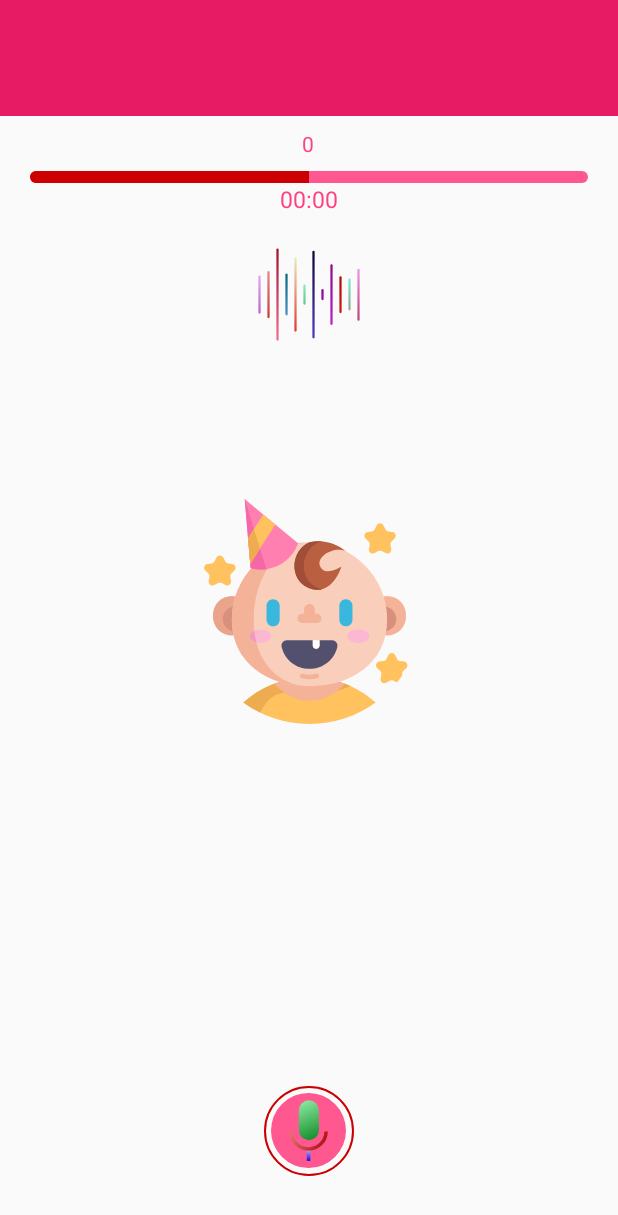
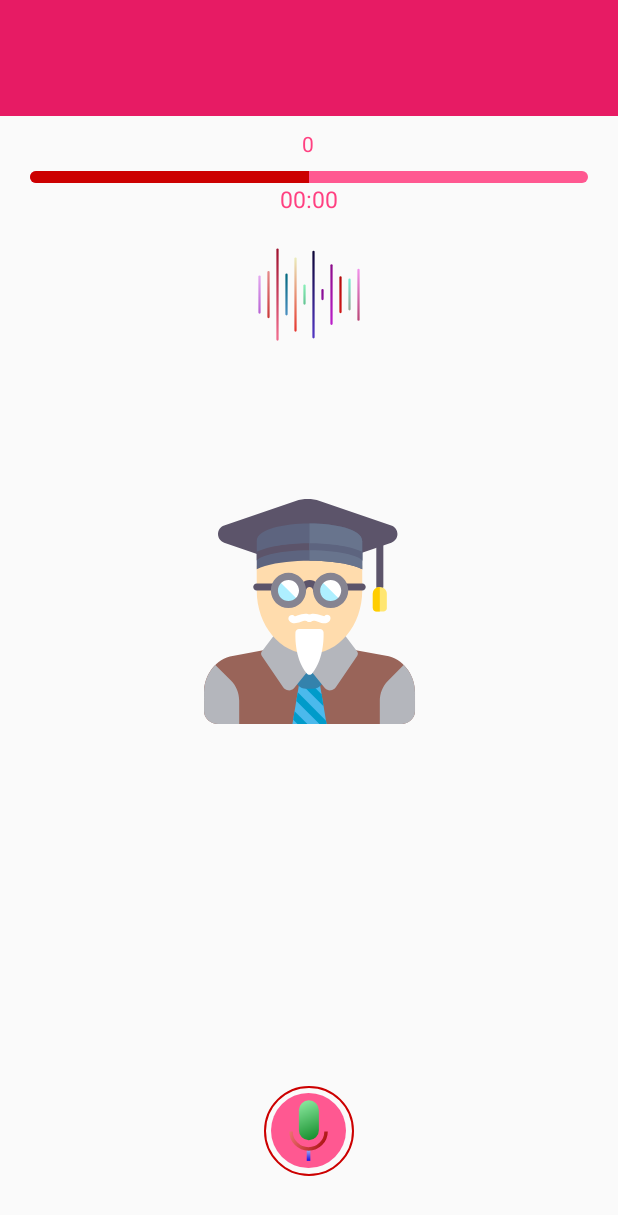
Before and after one commit to aaaking/AudioShift, an Android app: the layout app_bar_main.xml on its own in the app's theme, with its tools: preview values and no code run, on a phone screen of 412 x 824 dp. Shown: the top 1215 px of the screen. Run offline under Robolectric (Android 15) with nearby library versions, the phone set to English and light mode, and no system bars.

Commit message:
aged vector

```diff
--- /dev/null
+++ b/app/src/main/res/drawable/aged.xml
@@ -0,0 +1,34 @@
+<vector android:height="150dp" android:viewportHeight="511.872"
+    android:viewportWidth="511.872" android:width="150dp" xmlns:android="http://schemas.android.com/apk/res/android">
+    <path android:fillColor="#996459" android:pathData="M436.5,358l-75,-14c-0.5,-0.1 -1,-0.1 -1.5,-0.1h-208c-0.5,0 -1,0 -1.5,0.1l-75.7,14.2c-38.6,10.8 -58.8,48.8 -58.8,80.8v43.8c0,16 14.4,29 32,29h416c17.6,0 32,-13 32,-29v-43.8C495.9,407 475.7,369 436.5,358z"/>
+    <path android:fillColor="#4BB9EC" android:pathData="M294.7,511.9l-14.9,-89.3c-0.6,-3.9 -4,-6.7 -7.9,-6.7h-32c-3.9,0 -7.3,2.8 -7.9,6.7l-14.9,89.3L294.7,511.9L294.7,511.9z"/>
+    <path android:fillColor="#009BCA" android:pathData="M239.9,415.9c-2,0 -3.9,0.8 -5.3,2.1l53.3,53.4l-4.5,-27.2l-28.3,-28.3H239.9z"/>
+    <path android:fillColor="#3482AC" android:pathData="M287.9,376c-0,-4.4 -3.6,-8 -8,-8h-40c-3,0 -5.8,1.7 -7.2,4.4l-8,16c-0.6,1.1 -0.9,2.4 -0.8,3.6l0.1,15.8c0,13.2 10.8,24 24,24h16c13.2,0 24,-10.8 24,-24L287.9,376z"/>
+    <path android:fillColor="#B4B6BC" android:pathData="M259.8,345.1l-71.9,-40.2c-3.5,-2 -7.9,-1 -10.3,2.2l-30.2,40c-2.1,2.7 -2.2,6.5 -0.2,9.3l48.8,72c2.7,4 7,6.5 11.7,6.9c0.5,0 1,0.1 1.5,0.1c4.2,0 8.3,-1.7 11.3,-4.7c0.2,-0.2 0.4,-0.4 0.6,-0.6l33.1,-41.2c0.4,-0.4 0.7,-0.9 0.9,-1.4l7.9,-15.8c0.6,-1.1 0.9,-2.3 0.9,-3.6v-16C263.9,349.1 262.3,346.5 259.8,345.1z"/>
+    <path android:fillColor="#B4B6BC" android:pathData="M252,345.1l71.9,-40.2c3.5,-2 7.9,-1 10.3,2.2l30.2,40c2.1,2.7 2.2,6.5 0.2,9.3l-48.8,72c-2.7,4 -7,6.5 -11.7,6.9c-0.5,0 -1,0.1 -1.5,0.1c-4.2,0 -8.3,-1.7 -11.3,-4.7c-0.2,-0.2 -0.4,-0.4 -0.6,-0.6l-33.1,-41.2c-0.4,-0.4 -0.7,-0.9 -0.9,-1.4l-7.9,-15.8c-0.6,-1.1 -0.9,-2.3 -0.9,-3.6v-16C247.9,349.1 249.5,346.5 252,345.1z"/>
+    <path android:fillColor="#FFDCAD" android:pathData="M367.9,152l-15.8,-16c0,0 -54.2,-14.7 -168.2,0l-48,16c0,11 0,17.5 0,56c0,79.5 53.7,144 120,144s120,-64.5 120,-144c0,-12.9 0,-37.5 0,-56C373.8,154.3 367.9,152 367.9,152z"/>
+    <path android:fillColor="#AEEFFF" android:pathData="M207.7,208m-32,0a32,32 0,1 1,64 0a32,32 0,1 1,-64 0"/>
+    <path android:fillColor="#FFFFFF" android:pathData="M207.9,176c-8.8,0 -16.7,3.5 -22.5,9.3l45.2,45.2c5.7,-5.8 9.3,-13.7 9.3,-22.5C239.9,190.4 225.6,176 207.9,176z"/>
+    <path android:fillColor="#AEEFFF" android:pathData="M303.7,208m-32,0a32,32 0,1 1,64 0a32,32 0,1 1,-64 0"/>
+    <path android:fillColor="#FFFFFF" android:pathData="M303.9,176c-8.8,0 -16.7,3.5 -22.5,9.3l45.2,45.2c5.7,-5.8 9.3,-13.7 9.3,-22.5C335.9,190.4 321.6,176 303.9,176z"/>
+    <path android:fillColor="#5C546A" android:pathData="M272.1,216c-4.4,0 -8,-3.6 -8,-8c0,-4.4 -3.6,-8 -8,-8s-8,3.6 -8,8c0,4.4 -3.6,8 -8,8s-8,-3.6 -8,-8c0,-13.2 10.8,-24 24,-24c13.2,0 24,10.8 24,24C280.1,212.5 276.5,216 272.1,216z"/>
+    <path android:fillColor="#5C546A" android:pathData="M176.1,208h-40.2c-4.4,0 -8,-3.6 -8,-8s3.6,-8 8,-8h40.2c4.4,0 8,3.6 8,8S180.5,208 176.1,208z"/>
+    <path android:fillColor="#5C546A" android:pathData="M375.9,208h-39.8c-4.4,0 -8,-3.6 -8,-8s3.6,-8 8,-8h39.8c4.4,0 8,3.6 8,8S380.3,208 375.9,208z"/>
+    <path android:fillColor="#868491" android:pathData="M208.1,248c-22.1,0 -40,-17.9 -40,-40s17.9,-40 40,-40s40,17.9 40,40S230.2,248 208.1,248zM208.1,184c-13.2,0 -24,10.8 -24,24s10.8,24 24,24s24,-10.8 24,-24C232.1,194.8 221.3,184 208.1,184z"/>
+    <path android:fillColor="#868491" android:pathData="M304.1,248c-22.1,0 -40,-17.9 -40,-40s17.9,-40 40,-40s40,17.9 40,40S326.2,248 304.1,248zM304.1,184c-13.2,0 -24,10.8 -24,24s10.8,24 24,24s24,-10.8 24,-24C328.1,194.8 317.3,184 304.1,184z"/>
+    <path android:fillColor="#FFFFFF" android:pathData="M221.8,282.6c-4.3,0 -8.6,-1.4 -12.1,-5.7c-2.8,-3.4 -2.3,-8.5 1.2,-11.3c3.4,-2.8 8.5,-2.3 11.3,1.2c0.8,0.1 5.1,-1.4 7.9,-2.3c8.4,-2.9 19.8,-6.8 30.5,0.9c3.6,2.6 4.4,7.6 1.9,11.2c-2.6,3.6 -7.6,4.4 -11.2,1.9c-3.7,-2.7 -8.6,-1.3 -16.1,1.3C231.2,281 226.5,282.6 221.8,282.6z"/>
+    <path android:fillColor="#FFFFFF" android:pathData="M290,282.6c-4.7,0 -9.4,-1.6 -13.4,-3c-7.5,-2.6 -12.4,-3.9 -16.1,-1.3c-3.6,2.6 -8.6,1.7 -11.2,-1.9c-2.6,-3.6 -1.7,-8.6 1.9,-11.2c10.7,-7.6 22.1,-3.7 30.5,-0.9c2.8,1 7,2.5 8.3,2.1c2.8,-3.4 7.6,-3.8 11,-1.1c3.4,2.8 3.7,7.9 1,11.4C298.6,281.2 294.4,282.6 290,282.6z"/>
+    <path android:fillColor="#FFFFFF" android:pathData="M287.9,303.4c-0.3,-4.2 -3.8,-7.5 -8,-7.5h-47.9c-4.2,0 -7.7,3.3 -8,7.5c-0.1,2.4 -3.4,59 25.8,93.7c1.5,1.8 3.8,2.8 6.1,2.8s4.6,-1 6.1,-2.8C291.2,362.4 288,305.8 287.9,303.4z"/>
+    <path android:fillColor="#5C546A" android:pathData="M415.9,207.9c-4.4,0 -8,-3.6 -8,-8v-95.4c0,-4.4 3.6,-8 8,-8s8,3.6 8,8v95.4C423.9,204.3 420.4,207.9 415.9,207.9z"/>
+    <path android:fillColor="#5C546A" android:pathData="M441.9,60.3L279.2,4.5c-17.6,-6 -37,-6 -54.7,0L61.8,60.3c-8.5,2.9 -14,10.6 -14,19.6s5.5,16.7 14,19.6l79.6,27.3c0.8,0.3 1.7,0.4 2.6,0.4c0,0 0.1,0 0.1,0l224,-2.8c0.8,-0 1.7,-0.2 2.5,-0.4l71.4,-24.5c8.5,-2.9 14,-10.6 14,-19.6S450.4,63.2 441.9,60.3z"/>
+    <path android:fillColor="#5D647F" android:pathData="M228.5,141.2c8.5,-0.6 17.6,-1 27.4,-1c9.9,0 19,0.4 27.4,1c32.6,1.9 71.3,7.3 92.6,18.8v-64c0,-27.5 -62.2,-40 -120,-40s-120,12.5 -120,40v64C157.2,148.5 195.9,143.1 228.5,141.2z"/>
+    <path android:fillColor="#5C546A" android:pathData="M255.9,100.4c-34.7,0 -92.2,4.6 -120,19.7v20.3c0,-7 42.1,-24 120,-24s120,17 120,24v-20.3C348.2,104.9 290.7,100.4 255.9,100.4z"/>
+    <path android:fillColor="#68748D" android:pathData="M255.9,56c-0,0 -0,0 -0.1,0V140.2c0,0 0,-0 0.1,-0c9.9,0 19,0.4 27.4,1c32.6,1.9 71.3,7.3 92.6,18.8v-64C375.9,68.6 313.7,56 255.9,56z"/>
+    <path android:fillColor="#5D647F" android:pathData="M255.9,100.4v16c0,0 0,-0 0.1,-0c77.9,0 120,17 120,24v-20.3c-27.8,-15.1 -85.3,-19.7 -120,-19.7C255.9,100.4 255.9,100.4 255.9,100.4z"/>
+    <path android:fillColor="#FFE671" android:pathData="M423.9,256h-16c-4.4,0 -8,-3.6 -8,-8v-32c0,-8.8 7.2,-16 16,-16l0,0c8.8,0 16,7.2 16,16v32C431.9,252.5 428.3,256 423.9,256z"/>
+    <path android:fillColor="#FFCD00" android:pathData="M399.9,216v32c0,4.4 3.6,8 8,8h8v-56C407,200 399.9,207.2 399.9,216z"/>
+    <path android:fillColor="#B4B6BC" android:pathData="M95.9,458.4c0,-17 -6.7,-33.3 -18.7,-45.3L41.7,377.6c-16.9,16.8 -25.7,40.4 -25.7,61.4v43.8c0,16 14.4,29 32,29h48v-53.5H95.9z"/>
+    <path android:fillColor="#B4B6BC" android:pathData="M470.1,377.7l-35.5,35.5c-12,12 -18.7,28.3 -18.7,45.3v53.5h48c17.6,0 32,-13 32,-29V439C495.9,418 487.2,394.5 470.1,377.7z"/>
+    <path android:fillColor="#009BCA" android:pathData="M229.2,439.9l-3.2,19.4l52.6,52.6l16.2,0l-1.3,-7.7z"/>
+    <path android:fillColor="#009BCA" android:pathData="M218.8,502.1l9.7,9.7l22.6,0l-29.1,-29.1z"/>
+</vector>
--- a/app/src/main/res/layout/app_bar_main.xml
+++ b/app/src/main/res/layout/app_bar_main.xml
@@ -99,7 +99,7 @@
         app:layout_constraintVertical_bias="0.3"
         android:layout_width="wrap_content"
         android:layout_height="wrap_content"
-        app:srcCompat="@drawable/baby_anim"/>
+        app:srcCompat="@drawable/aged"/>
 
     <LinearLayout
         android:id="@+id/required_permission_layout"
```
